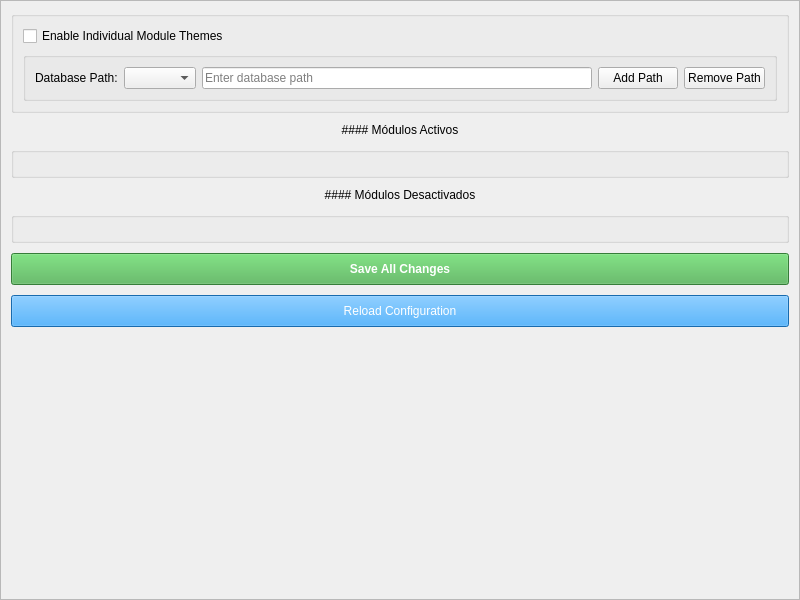
First picture: the form in ui/config_editor.ui, repository volteret4/mfuz, before the edit.
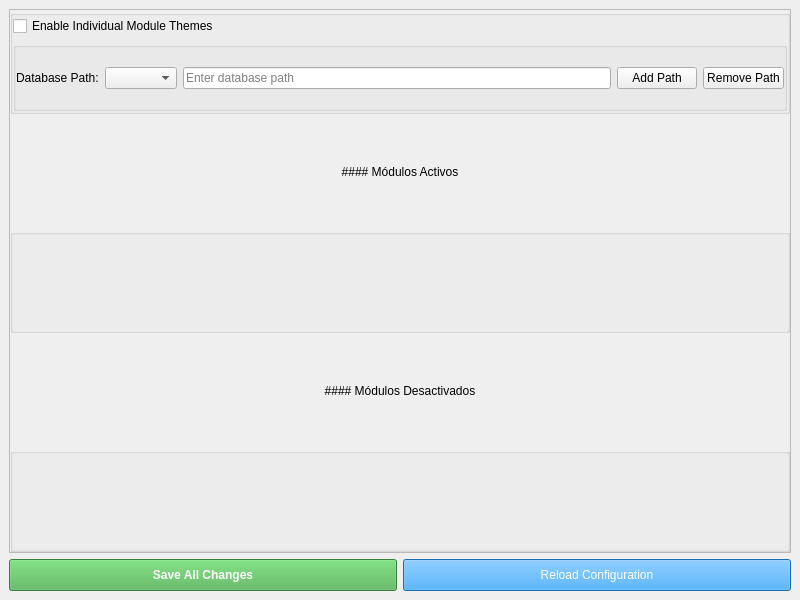
Second picture: the form after the edit.

The edit to the form file:
```diff
--- a/ui/config_editor.ui
+++ b/ui/config_editor.ui
@@ -18,6 +18,21 @@
     <number>0</number>
    </property>
    <property name="leftMargin">
+    <number>9</number>
+   </property>
+   <property name="topMargin">
+    <number>9</number>
+   </property>
+   <property name="rightMargin">
+    <number>9</number>
+   </property>
+   <property name="bottomMargin">
+    <number>9</number>
+   </property>
+   <item>
+    <widget class="QWidget" name="widget" native="true">
+     <layout class="QVBoxLayout" name="verticalLayout">
+      <property name="leftMargin">
     <number>0</number>
    </property>
    <property name="topMargin">
@@ -30,40 +45,46 @@
     <number>0</number>
    </property>
    <item>
-    <widget class="QScrollArea" name="scroll_area">
-     <property name="verticalScrollBarPolicy">
-      <enum>Qt::ScrollBarPolicy::ScrollBarAsNeeded</enum>
-     </property>
-     <property name="horizontalScrollBarPolicy">
-      <enum>Qt::ScrollBarPolicy::ScrollBarAsNeeded</enum>
-     </property>
+       <widget class="QWidget" name="widget_2" native="true">
+        <layout class="QVBoxLayout" name="verticalLayout_3">
+         <property name="leftMargin">
+          <number>0</number>
+         </property>
+         <property name="topMargin">
+          <number>0</number>
+         </property>
+         <property name="rightMargin">
+          <number>0</number>
+         </property>
+         <property name="bottomMargin">
+          <number>0</number>
+         </property>
+         <item>
+          <widget class="QScrollArea" name="scrollArea">
      <property name="widgetResizable">
       <bool>true</bool>
      </property>
-     <widget class="QWidget" name="container">
+           <widget class="QWidget" name="scrollAreaWidgetContents">
       <property name="geometry">
        <rect>
         <x>0</x>
         <y>0</y>
-        <width>798</width>
-        <height>598</height>
-       </rect>
-      </property>
-      <layout class="QVBoxLayout" name="container_layout">
-       <property name="spacing">
-        <number>10</number>
-       </property>
+              <width>780</width>
+              <height>539</height>
+             </rect>
+            </property>
+            <layout class="QVBoxLayout" name="verticalLayout_2">
        <property name="leftMargin">
-        <number>10</number>
+              <number>0</number>
        </property>
        <property name="topMargin">
-        <number>10</number>
+              <number>0</number>
        </property>
        <property name="rightMargin">
-        <number>10</number>
+              <number>0</number>
        </property>
        <property name="bottomMargin">
-        <number>10</number>
+              <number>0</number>
        </property>
        <item>
         <widget class="QGroupBox" name="global_group">
@@ -74,6 +95,18 @@
           <string/>
          </property>
          <layout class="QVBoxLayout" name="global_layout">
+                <property name="leftMargin">
+                 <number>0</number>
+                </property>
+                <property name="topMargin">
+                 <number>0</number>
+                </property>
+                <property name="rightMargin">
+                 <number>0</number>
+                </property>
+                <property name="bottomMargin">
+                 <number>0</number>
+                </property>
           <item>
            <widget class="QCheckBox" name="enable_individual_themes">
             <property name="text">
@@ -87,6 +120,18 @@
              <string/>
             </property>
             <layout class="QVBoxLayout" name="shared_db_layout">
+                   <property name="leftMargin">
+                    <number>0</number>
+                   </property>
+                   <property name="topMargin">
+                    <number>0</number>
+                   </property>
+                   <property name="rightMargin">
+                    <number>0</number>
+                   </property>
+                   <property name="bottomMargin">
+                    <number>0</number>
+                   </property>
              <item>
               <layout class="QHBoxLayout" name="db_path_layout">
                <item>
@@ -149,7 +194,20 @@
          <property name="title">
           <string/>
          </property>
-         <layout class="QVBoxLayout" name="active_modules_layout"/>
+               <layout class="QVBoxLayout" name="active_modules_layout">
+                <property name="leftMargin">
+                 <number>0</number>
+                </property>
+                <property name="topMargin">
+                 <number>0</number>
+                </property>
+                <property name="rightMargin">
+                 <number>0</number>
+                </property>
+                <property name="bottomMargin">
+                 <number>0</number>
+                </property>
+               </layout>
         </widget>
        </item>
        <item>
@@ -173,9 +231,44 @@
          <property name="title">
           <string/>
          </property>
-         <layout class="QVBoxLayout" name="disabled_modules_layout"/>
-        </widget>
-       </item>
+               <layout class="QVBoxLayout" name="disabled_modules_layout">
+                <property name="leftMargin">
+                 <number>0</number>
+                </property>
+                <property name="topMargin">
+                 <number>0</number>
+                </property>
+                <property name="rightMargin">
+                 <number>0</number>
+                </property>
+                <property name="bottomMargin">
+                 <number>0</number>
+                </property>
+               </layout>
+              </widget>
+             </item>
+            </layout>
+           </widget>
+          </widget>
+         </item>
+        </layout>
+       </widget>
+      </item>
+      <item>
+       <widget class="QWidget" name="widget_3" native="true">
+        <layout class="QHBoxLayout" name="horizontalLayout_2">
+         <property name="leftMargin">
+          <number>0</number>
+         </property>
+         <property name="topMargin">
+          <number>0</number>
+         </property>
+         <property name="rightMargin">
+          <number>0</number>
+         </property>
+         <property name="bottomMargin">
+          <number>0</number>
+         </property>
        <item>
         <widget class="QPushButton" name="action_save_all">
          <property name="styleSheet">
@@ -196,21 +289,10 @@
          </property>
         </widget>
        </item>
-       <item>
-        <spacer name="verticalSpacer">
-         <property name="orientation">
-          <enum>Qt::Orientation::Vertical</enum>
-         </property>
-         <property name="sizeHint" stdset="0">
-          <size>
-           <width>20</width>
-           <height>40</height>
-          </size>
-         </property>
-        </spacer>
-       </item>
-      </layout>
-     </widget>
+        </layout>
+       </widget>
+      </item>
+     </layout>
     </widget>
    </item>
   </layout>
```
Lines whose indentation alone changed are shown as unchanged.
